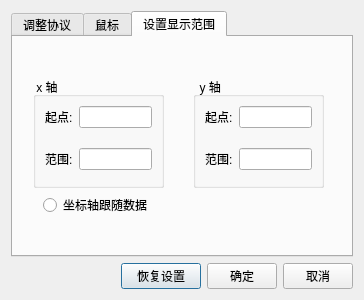
First picture: the form in oscset.ui, repository cdrizzt/qtsreial_0227, before the edit.
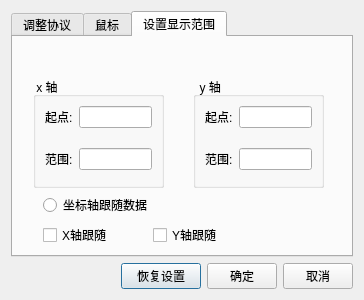
Second picture: the form after the edit. The open tabs and pages were chosen to show the change. Custom widgets are drawn as their Qt base class.

```diff
--- a/oscset.ui
+++ b/oscset.ui
@@ -431,6 +431,32 @@
         <string>坐标轴跟随数据</string>
        </property>
       </widget>
+      <widget class="QCheckBox" name="follow_x_box">
+       <property name="geometry">
+        <rect>
+         <x>30</x>
+         <y>190</y>
+         <width>91</width>
+         <height>16</height>
+        </rect>
+       </property>
+       <property name="text">
+        <string>X轴跟随</string>
+       </property>
+      </widget>
+      <widget class="QCheckBox" name="follow_y_box">
+       <property name="geometry">
+        <rect>
+         <x>140</x>
+         <y>190</y>
+         <width>71</width>
+         <height>16</height>
+        </rect>
+       </property>
+       <property name="text">
+        <string>Y轴跟随</string>
+       </property>
+      </widget>
      </widget>
     </widget>
    </item>
```
Left out of the diff: 2 changed lines with no effect on the pictures.
